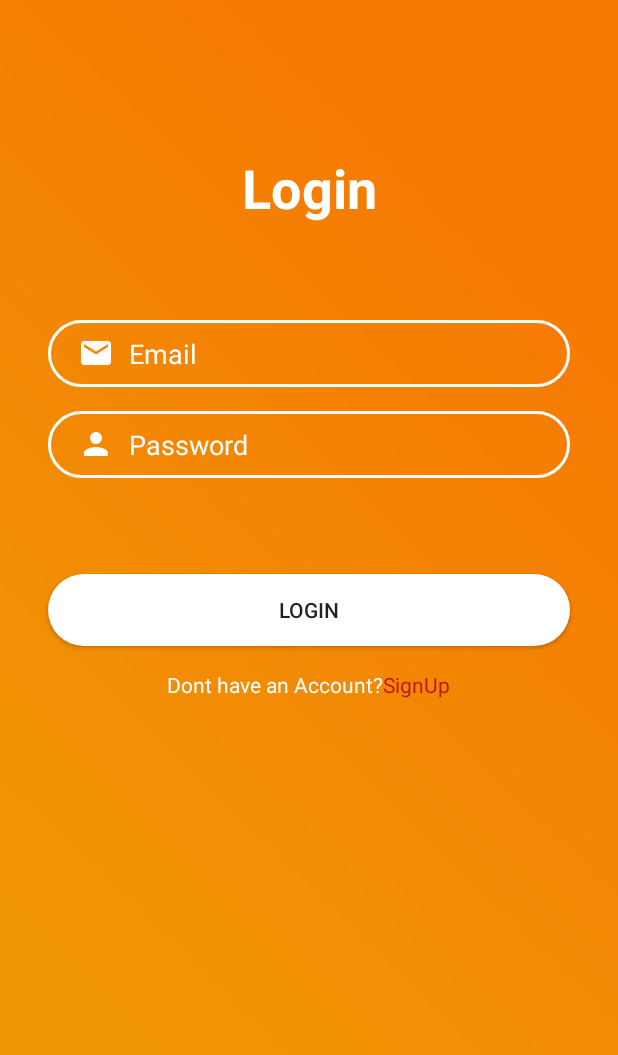
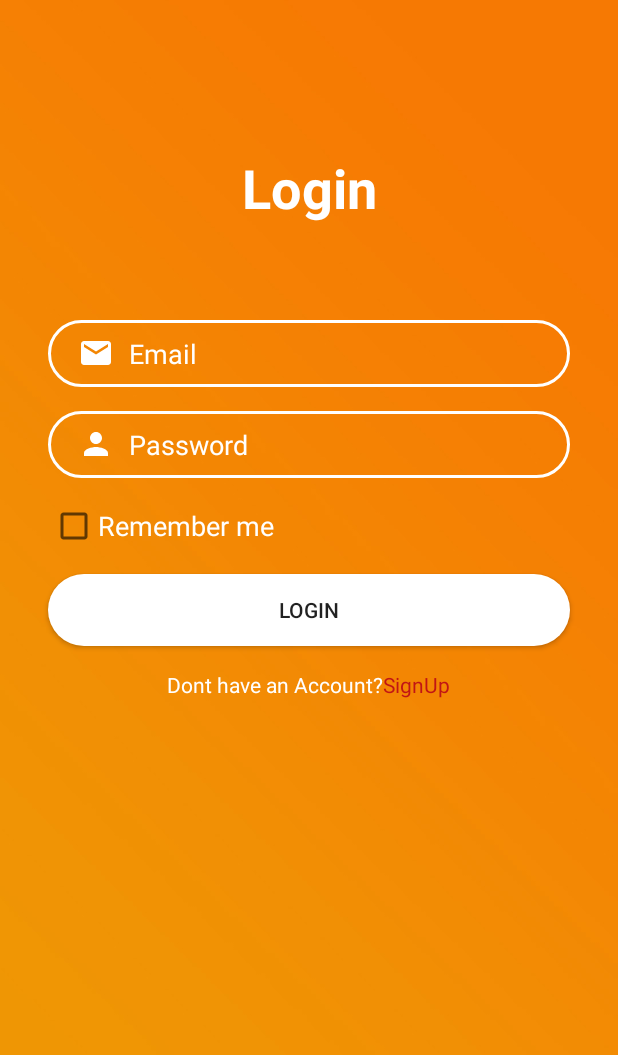
Before and after one commit to mouadbenhomane/PizzaHub-Delivery, an Android app: the layout activity_login.xml on its own in the app's theme, with its tools: preview values and no code run, on a phone screen of 412 x 824 dp. Shown: the top 1055 px of the screen. Run offline under Robolectric (Android 15) with nearby library versions, the phone set to English and light mode, and no system bars.

Commit message:
add remember me

```diff
--- a/PizzaHub-delivery/app/src/main/res/layout/activity_login.xml
+++ b/PizzaHub-delivery/app/src/main/res/layout/activity_login.xml
@@ -2,6 +2,7 @@
 <androidx.constraintlayout.widget.ConstraintLayout xmlns:android="http://schemas.android.com/apk/res/android"
     xmlns:app="http://schemas.android.com/apk/res-auto"
     xmlns:tools="http://schemas.android.com/tools"
+    android:id="@+id/saveLoginCheckBox"
     android:layout_width="match_parent"
     android:layout_height="match_parent"
     android:background="@drawable/bb"
@@ -68,6 +69,23 @@
         app:layout_constraintStart_toStartOf="parent"
         app:layout_constraintTop_toBottomOf="@+id/logo" />
 
+    <CheckBox
+        android:id="@+id/checkBox"
+        android:layout_width="wrap_content"
+        android:layout_height="wrap_content"
+        android:layout_marginStart="33dp"
+        android:layout_marginTop="16dp"
+        android:layout_marginEnd="230dp"
+        android:text='Remember me'
+        android:textColor="#FFFFFF"
+        android:textColorHighlight="#000000"
+        android:textColorHint="#FFFFFF"
+        android:textColorLink="#000000"
+        android:textSize="18sp"
+        app:layout_constraintEnd_toEndOf="parent"
+        app:layout_constraintStart_toStartOf="parent"
+        app:layout_constraintTop_toBottomOf="@+id/inputPassword" />
+
     <Button
         android:id="@+id/btnlogin"
         android:layout_width="0dp"
```
Also changed, not shown: PizzaHub-delivery/app/src/main/java/com/ensa/pizzahub/LoginActivity.java (+30 -0 lines).
